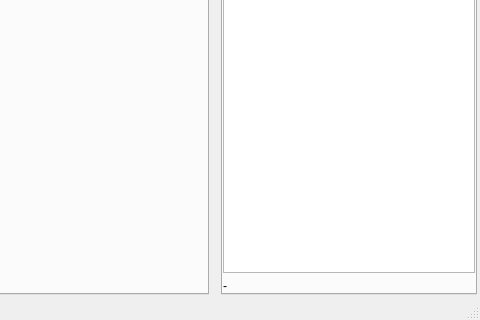
Above: SVDModel/SVDUI/mainwindow.ui from edfm-tum/SVD before the change; both pictures show x 641 to 1121 and y 399 to 719 of the 1121 by 719 pixel window. Below: the same form after it.
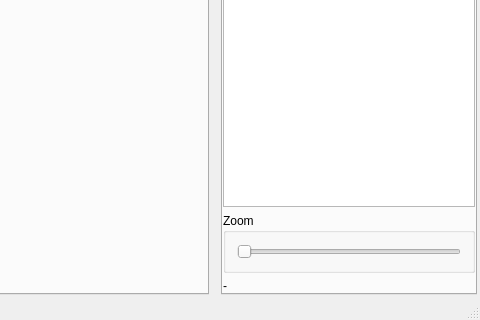
That is the form after the change. Icons and pictures are not drawn. Custom widgets are drawn as their Qt base class.

```diff
--- a/SVDModel/SVDUI/mainwindow.ui
+++ b/SVDModel/SVDUI/mainwindow.ui
@@ -483,7 +483,7 @@
    <property name="minimumSize">
     <size>
      <width>150</width>
-     <height>305</height>
+     <height>327</height>
     </size>
    </property>
    <property name="windowTitle">
@@ -607,6 +607,22 @@
            </column>
           </widget>
          </item>
+         <item>
+          <widget class="QGroupBox" name="groupBox">
+           <property name="title">
+            <string>Zoom</string>
+           </property>
+           <layout class="QVBoxLayout" name="verticalLayout_8">
+            <item>
+             <widget class="QSlider" name="visQuickZoom">
+              <property name="orientation">
+               <enum>Qt::Horizontal</enum>
+              </property>
+             </widget>
+            </item>
+           </layout>
+          </widget>
+         </item>
          <item>
           <widget class="QLabel" name="visCoords">
            <property name="text">
```
